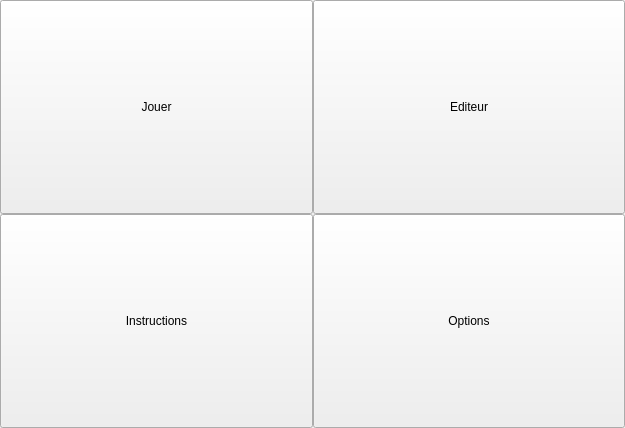
loicbourgois/snake2i, file main-form.ui: the form before one commit.
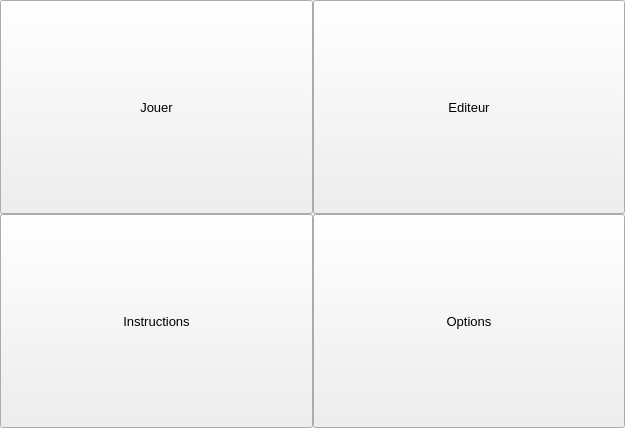
The form after the commit.

Commit message: Set font from 8 to 10 + Update conf menu

What changed in the file:
```diff
--- a/main-form.ui
+++ b/main-form.ui
@@ -37,6 +37,11 @@
        <verstretch>0</verstretch>
       </sizepolicy>
      </property>
+     <property name="font">
+      <font>
+       <pointsize>10</pointsize>
+      </font>
+     </property>
      <property name="text">
       <string>Jouer</string>
      </property>
@@ -50,6 +55,11 @@
        <verstretch>0</verstretch>
       </sizepolicy>
      </property>
+     <property name="font">
+      <font>
+       <pointsize>10</pointsize>
+      </font>
+     </property>
      <property name="text">
       <string>Options</string>
      </property>
@@ -63,6 +73,11 @@
        <verstretch>0</verstretch>
       </sizepolicy>
      </property>
+     <property name="font">
+      <font>
+       <pointsize>10</pointsize>
+      </font>
+     </property>
      <property name="text">
       <string>Editeur</string>
      </property>
@@ -76,6 +91,11 @@
        <verstretch>0</verstretch>
       </sizepolicy>
      </property>
+     <property name="font">
+      <font>
+       <pointsize>10</pointsize>
+      </font>
+     </property>
      <property name="text">
       <string>Instructions</string>
      </property>
```
The commit also changes 12 other files.
